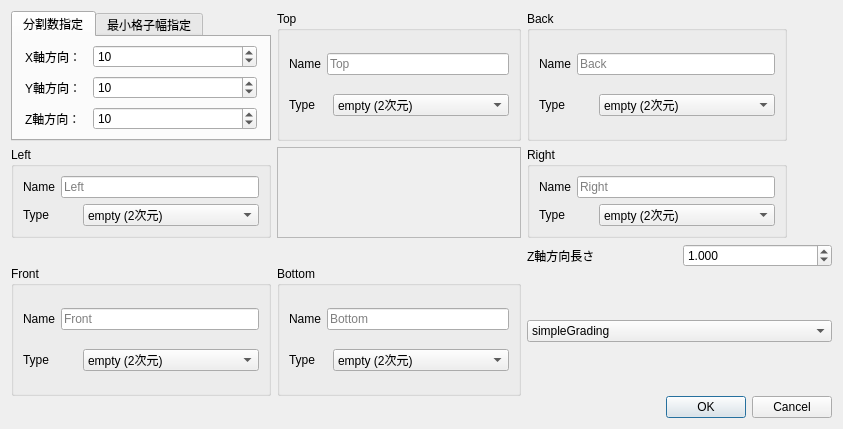
Before: the Qt Designer form src/Dialog/CBoxDefineDialog.ui in hal1437/BlockMaker, drawn with Qt 5.
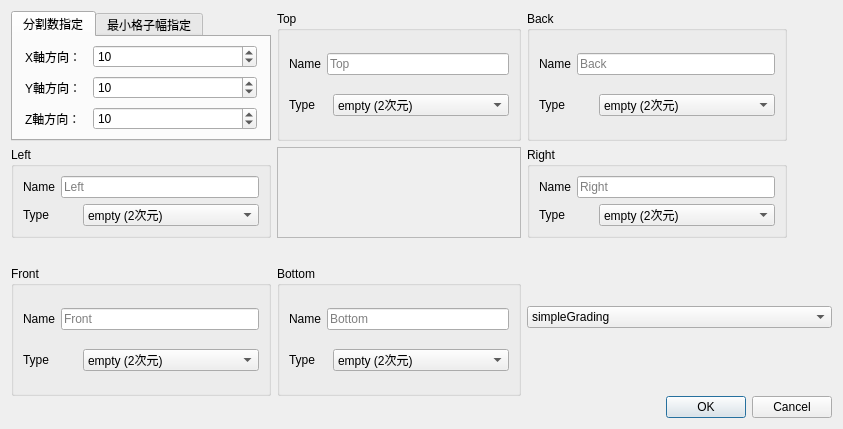
After: the same form once the commit is applied.

What changed in the file:
```diff
--- a/src/Dialog/CBoxDefineDialog.ui
+++ b/src/Dialog/CBoxDefineDialog.ui
@@ -96,54 +96,6 @@
        </layout>
       </widget>
      </item>
-     <item row="3" column="2" rowspan="2">
-      <layout class="QVBoxLayout" name="verticalLayout_3">
-       <item>
-        <widget class="QComboBox" name="GradingCombo">
-         <item>
-          <property name="text">
-           <string>simpleGrading</string>
-          </property>
-         </item>
-         <item>
-          <property name="text">
-           <string>edgeGrading</string>
-          </property>
-         </item>
-        </widget>
-       </item>
-       <item>
-        <layout class="QGridLayout" name="GradingArgsLayout"/>
-       </item>
-      </layout>
-     </item>
-     <item row="2" column="2">
-      <layout class="QHBoxLayout" name="horizontalLayout">
-       <item>
-        <widget class="QLabel" name="label_2">
-         <property name="text">
-          <string>Z軸方向長さ</string>
-         </property>
-        </widget>
-       </item>
-       <item>
-        <widget class="QDoubleSpinBox" name="DepthSpinBox">
-         <property name="decimals">
-          <number>3</number>
-         </property>
-         <property name="minimum">
-          <double>-10000.000000000000000</double>
-         </property>
-         <property name="maximum">
-          <double>10000.000000000000000</double>
-         </property>
-         <property name="value">
-          <double>1.000000000000000</double>
-         </property>
-        </widget>
-       </item>
-      </layout>
-     </item>
      <item row="0" column="2">
       <widget class="QGroupBox" name="BackGroup">
        <property name="maximumSize">
@@ -830,6 +782,27 @@
        </widget>
       </widget>
      </item>
+     <item row="2" column="2" rowspan="3">
+      <layout class="QVBoxLayout" name="verticalLayout_3">
+       <item>
+        <widget class="QComboBox" name="GradingCombo">
+         <item>
+          <property name="text">
+           <string>simpleGrading</string>
+          </property>
+         </item>
+         <item>
+          <property name="text">
+           <string>edgeGrading</string>
+          </property>
+         </item>
+        </widget>
+       </item>
+       <item>
+        <layout class="QGridLayout" name="GradingArgsLayout"/>
+       </item>
+      </layout>
+     </item>
     </layout>
    </item>
   </layout>
```
